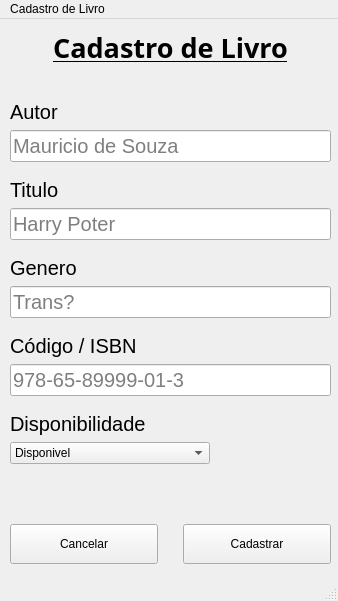
Above: Atividades em Sala/Python/Atividade Python - 05_11_2024/views/Cadastro de Livro.ui from Vatreax/Senac before the change. Below: the same form after it.
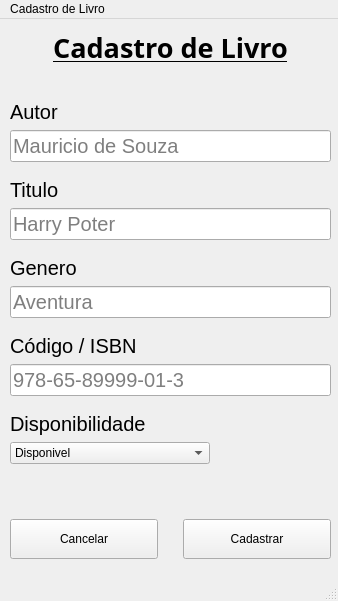
That is the form after the change.

```diff
--- a/Atividades em Sala/Python/Atividade Python - 05_11_2024/views/Cadastro de Livro.ui
+++ b/Atividades em Sala/Python/Atividade Python - 05_11_2024/views/Cadastro de Livro.ui
@@ -20,7 +20,7 @@
       <x>10</x>
       <y>490</y>
       <width>321</width>
-      <height>71</height>
+      <height>61</height>
      </rect>
     </property>
     <layout class="QHBoxLayout" name="horizontalLayout">
@@ -221,7 +221,7 @@
               </font>
              </property>
              <property name="placeholderText">
-              <string>Trans?</string>
+              <string>Aventura</string>
              </property>
             </widget>
            </item>
```
